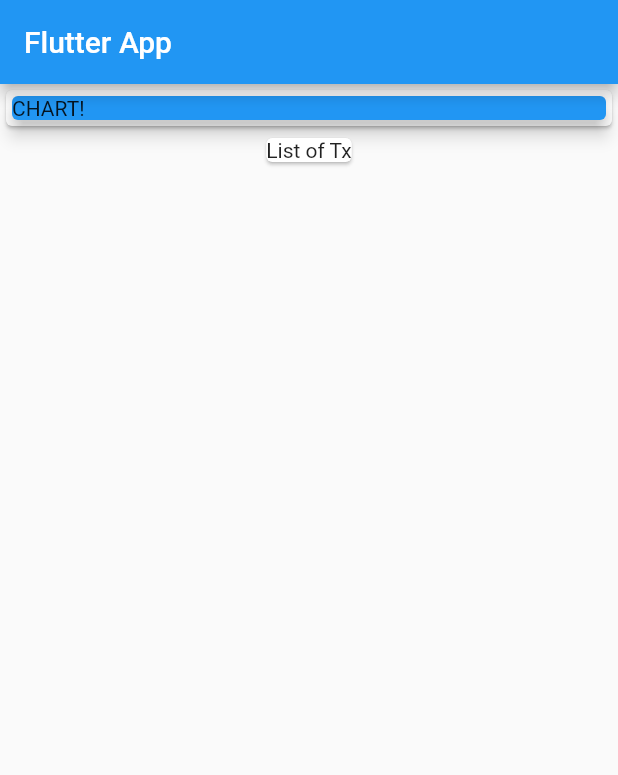
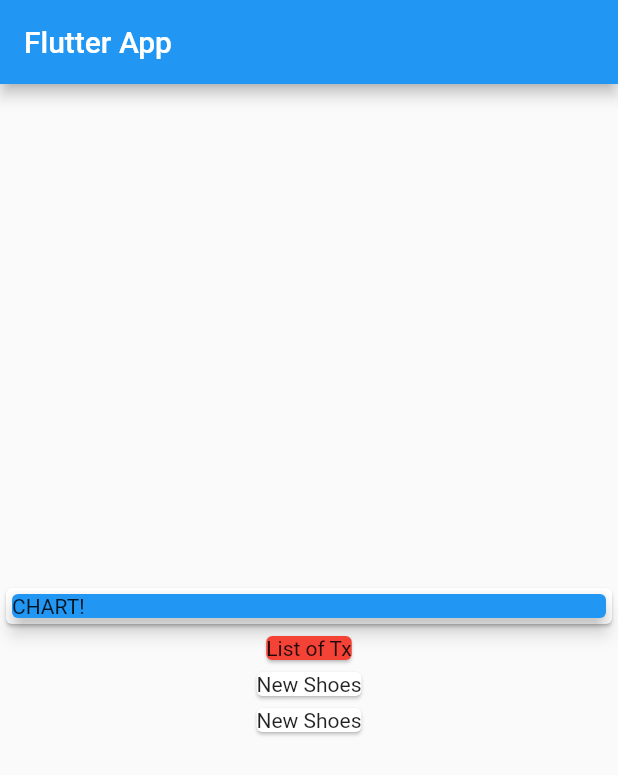
Before and after one commit to faoziaziz/hanisa, a Flutter app: the screen it shows after launch, on a phone screen of 412 x 824 dp. Shown: the top 775 px of the screen. Run offline on Flutter 3.47's test engine with Material 2 defaults, Android fonts, the phone set to English and light mode, and no system bars.

Commit message:
this book is burned

```diff
--- a/lib/main.dart
+++ b/lib/main.dart
@@ -4,7 +4,7 @@
 */
 
 import 'package:flutter/material.dart';
-
+import './transaction.dart';
 void main(){
   runApp(
     MyApp());}
@@ -20,6 +20,11 @@ class MyApp extends StatelessWidget {
 }
 
 class MyHomePage extends StatelessWidget {
+  final List <Transaction> transactions= [
+    Transaction(id: 't1', title: 'New Shoes', amount: 69.99, date: DateTime.now(),
+    ),
+    Transaction(id: 't1', title: 'New Shoes', amount: 69.99, date: DateTime.now(),),
+  ];
   @override
   Widget build(BuildContext context){
     return Scaffold(
@@ -27,6 +32,9 @@ class MyHomePage extends StatelessWidget {
         title: Text('Flutter App'),
       ),
       body: Column (
+
+        mainAxisAlignment: MainAxisAlignment.center,
+        crossAxisAlignment: CrossAxisAlignment.center,
         children: <Widget>[
           Card(
             child: Container(
@@ -40,8 +48,14 @@ class MyHomePage extends StatelessWidget {
 
           ),
           Card(
+            color: Colors.red,
             child: Text('List of Tx'),
           ),
+          Column(children: transactions.map((tx){
+                return Card(
+                  child: Text(tx.title),
+                );
+            }).toList(),),
         ],
       ),
     );
--- /dev/null
+++ b/lib/transaction.dart
@@ -0,0 +1,16 @@
+import 'package:flutter/foundation.dart';
+
+/*
+
+*/
+class Transaction {
+  String id;
+  String title;
+  double amount;
+  DateTime date;
+
+  Transaction({@required this.id,
+      @required this.title, @required this.amount, @required
+      this.date,});
+
+}
```
Also changed, not shown: 1 other file.
